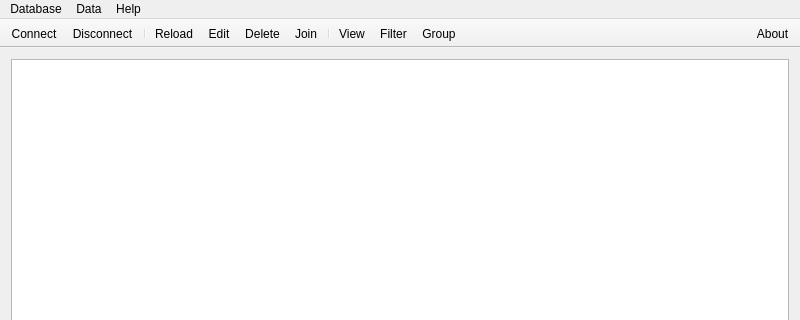
This is mainwindow.ui in Kuszki/EW-Database as Qt 5 draws it before an edit; both pictures show x 0 to 800 and y 0 to 320 of the 800 by 600 pixel window. The edited form follows.
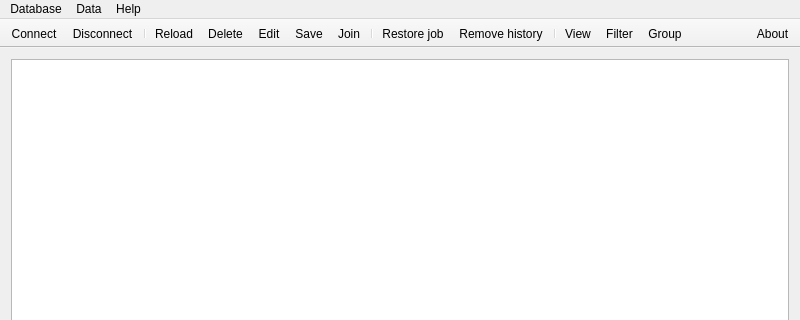
This is the edited form. Icons and pictures are not drawn.

The edit to the form file:
```diff
--- a/mainwindow.ui
+++ b/mainwindow.ui
@@ -121,10 +121,14 @@
    <addaction name="actionDisconnect"/>
    <addaction name="separator"/>
    <addaction name="actionReload"/>
-   <addaction name="actionEdit"/>
    <addaction name="actionDelete"/>
+   <addaction name="actionEdit"/>
+   <addaction name="actionSave"/>
    <addaction name="actionJoin"/>
    <addaction name="separator"/>
+   <addaction name="actionRestore"/>
+   <addaction name="actionHistory"/>
+   <addaction name="separator"/>
    <addaction name="actionView"/>
    <addaction name="actionFilter"/>
    <addaction name="actionGroup"/>
@@ -271,6 +275,42 @@
     <string>Ctrl+J</string>
    </property>
   </action>
+  <action name="actionRestore">
+   <property name="icon">
+    <iconset theme="edit-undo">
+     <normaloff>.</normaloff>.</iconset>
+   </property>
+   <property name="text">
+    <string>Restore job</string>
+   </property>
+   <property name="shortcut">
+    <string>Ctrl+Z</string>
+   </property>
+  </action>
+  <action name="actionHistory">
+   <property name="icon">
+    <iconset theme="edit-cut">
+     <normaloff>.</normaloff>.</iconset>
+   </property>
+   <property name="text">
+    <string>Remove history</string>
+   </property>
+   <property name="shortcut">
+    <string>Ctrl+H</string>
+   </property>
+  </action>
+  <action name="actionSave">
+   <property name="icon">
+    <iconset theme="document-save">
+     <normaloff>.</normaloff>.</iconset>
+   </property>
+   <property name="text">
+    <string>Save</string>
+   </property>
+   <property name="shortcut">
+    <string>Ctrl+S</string>
+   </property>
+  </action>
  </widget>
  <layoutdefault spacing="6" margin="11"/>
  <resources/>
```
Left out of the diff: 6 changed lines with no effect on the pictures.
